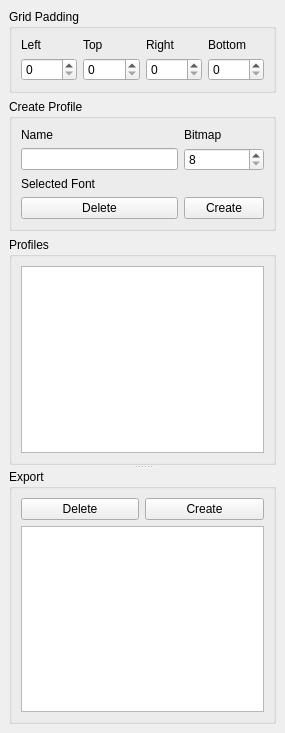
Qt form dockprofiles.ui (GrandFatherPikhto/Glyph) before a commit.
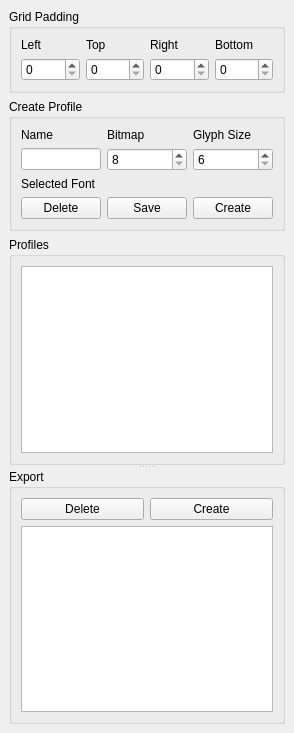
The same form after that commit.

Diff of the .ui file:
```diff
--- a/dockprofiles.ui
+++ b/dockprofiles.ui
@@ -84,6 +84,13 @@
          </property>
         </widget>
        </item>
+       <item row="0" column="2">
+        <widget class="QLabel" name="labelGlyphSize">
+         <property name="text">
+          <string>Glyph Size</string>
+         </property>
+        </widget>
+       </item>
        <item row="1" column="0">
         <widget class="QLineEdit" name="lineEditProfileName"/>
        </item>
@@ -97,6 +104,16 @@
          </property>
         </widget>
        </item>
+       <item row="1" column="2">
+        <widget class="QSpinBox" name="spinBoxGlyphSize">
+         <property name="minimum">
+          <number>6</number>
+         </property>
+         <property name="maximum">
+          <number>1024</number>
+         </property>
+        </widget>
+       </item>
        <item row="2" column="0">
         <widget class="QLabel" name="labelFont">
          <property name="text">
@@ -111,13 +128,20 @@
          </property>
         </widget>
        </item>
-       <item row="3" column="1">
+       <item row="3" column="2">
         <widget class="QPushButton" name="pushButtonCreateProfile">
          <property name="text">
           <string>Create</string>
          </property>
         </widget>
        </item>
+       <item row="3" column="1">
+        <widget class="QPushButton" name="pushButtonSave">
+         <property name="text">
+          <string>Save</string>
+         </property>
+        </widget>
+       </item>
       </layout>
      </widget>
     </item>
```
